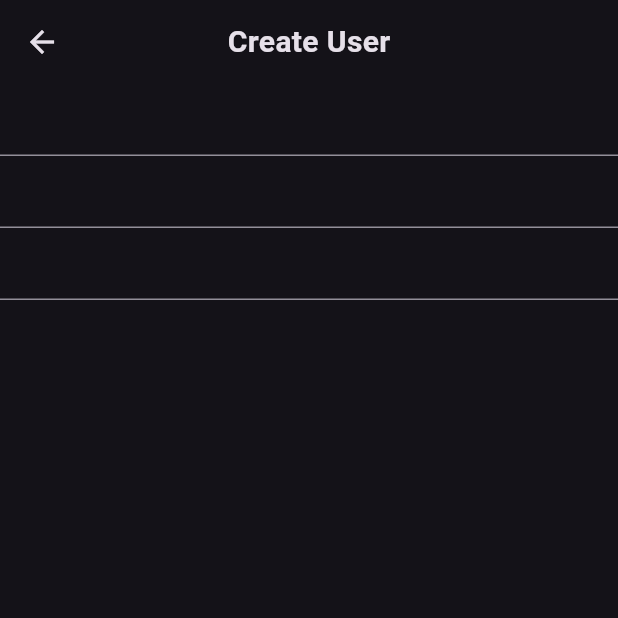
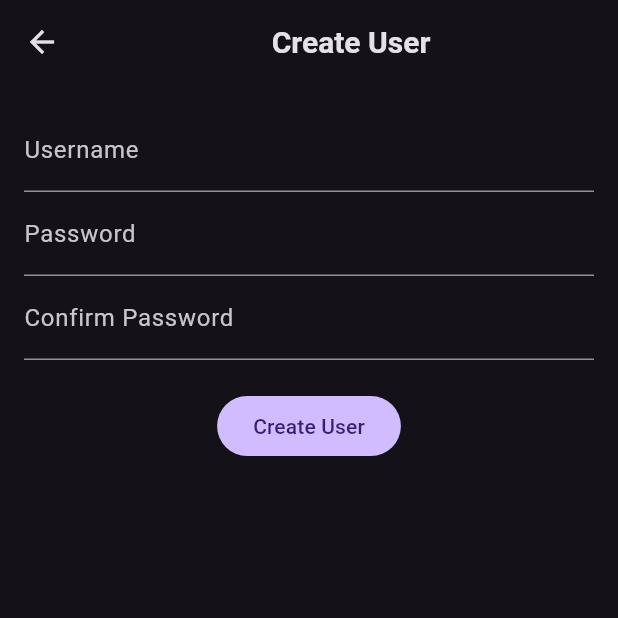
Before and after one commit to UnFuzed/TWWHDR-Leaderboards, a Flutter app: the screen it shows after launch, after a tap on the "account circle" icon, on a phone screen of 412 x 824 dp, the top half of it. Run offline on Flutter 3.47's test engine with Material 3 defaults, Android fonts, the phone set to English and light mode, and no system bars.

Commit message:
Basic user creation

```diff
--- a/front_end/twwhdr_leaderboard/lib/models/user.dart
+++ b/front_end/twwhdr_leaderboard/lib/models/user.dart
@@ -1,8 +1,33 @@
 import 'package:twwhdr_leaderboard/models/emuns/user_role.dart';
 
 class User {
-  late int userId;
-  late String userName;
-  late String password;
-  late UserRole role;
+  final int? userId;
+  final String userName;
+  final String password;
+  final UserRole role;
+
+  User({
+    this.userId,
+    required this.userName,
+    required this.password,
+    required this.role
+  });
+
+  factory User.fromJson(Map<String, dynamic> json) {
+    return User
+    (
+      userId: json['userId'],
+      userName: json['user_name'],
+      password: json['password'],
+      role: json['role']
+    );
+  }
+
+  Map<String, dynamic> toJson() {
+    return {
+      'user_name' : userName,
+      'password' : password,
+      'role' : role.name
+    };
+  }
 }
--- a/front_end/twwhdr_leaderboard/lib/pages/home_page.dart
+++ b/front_end/twwhdr_leaderboard/lib/pages/home_page.dart
@@ -1,46 +1,91 @@
 import 'package:flutter/material.dart';
 import 'package:twwhdr_leaderboard/routes.dart' as routes;
 
-class HomePage extends StatelessWidget {
+class HomePage extends StatefulWidget {
   const HomePage({super.key});
 
   @override
+  State<HomePage> createState() => _HomePageState();
+}
+
+class _HomePageState extends State<HomePage> {
+  int? _selectedWeek;
+
+  @override
   Widget build(BuildContext context) {
-    return Scaffold
-    (
-      appBar: AppBar
-      (
-        flexibleSpace: Center
-        (
-          child: Text
-          (
+    return Scaffold(
+      appBar: AppBar(
+        flexibleSpace: Center(
+          child: Text(
             'The Wind Waker HD Randomizer Leaderboards',
-            style: TextStyle
-            (
+            style: TextStyle(
               fontSize: 40,
-              fontWeight: FontWeight.bold
+              fontWeight: FontWeight.bold,
             ),
           ),
         ),
-        actions:
-        [
-          Text('Not Logged in'),
-          IconButton
-          (
+        actions: [
+          const Text('Not Logged in'),
+          IconButton(
             onPressed: () {
               Navigator.pushNamed(context, routes.createUserPage);
             },
-            icon: Icon(Icons.account_circle_rounded))
+            icon: const Icon(
+              Icons.account_circle_rounded,
+              color: Colors.white,
+            ),
+          )
         ],
       ),
-      body: Row
-      (
-        children:
-        [
-          // TextButton(onPressed: () {}, child: Text('Create Week')),
-          // TextButton(onPressed: () {}, child: Text('Test Button')),
-          // TextButton(onPressed: () {}, child: Text('Submit Record')),
-        ],
+      body: Padding(
+        padding: const EdgeInsets.all(16.0),
+        child: Column(
+          children: [
+            // Week selection dropdown
+            DropdownButtonFormField<int>(
+              value: _selectedWeek,
+              decoration: const InputDecoration(
+                labelText: 'Select Week',
+              ),
+              items: List.generate(10, (index) {
+                return DropdownMenuItem<int>(
+                  value: index + 1,
+                  child: Text('Week ${index + 1}'),
+                );
+              }),
+              onChanged: (value) {
+                setState(() {
+                  _selectedWeek = value;
+                });
+              },
+              validator: (value) {
+                if (value == null) {
+                  return 'Please select a week';
+                }
+                return null;
+              },
+            ),
+            const SizedBox(height: 20),
+            // Additional buttons (optional)
+            Row(
+              children: [
+                TextButton(
+                  onPressed: () {
+                    // Handle Create Week action
+                  },
+                  child: const Text('Create Week'),
+                ),
+                const SizedBox(width: 8),
+                TextButton(
+                  onPressed: () {
+                    // Handle Submit Record action
+                  },
+                  child: const Text('Submit Record'),
+                ),
+              ],
+            ),
+          ],
+        ),
       ),
     );
   }
--- a/front_end/twwhdr_leaderboard/lib/pages/user/create_user_page.dart
+++ b/front_end/twwhdr_leaderboard/lib/pages/user/create_user_page.dart
@@ -1,4 +1,7 @@
 import 'package:flutter/material.dart';
+import 'package:twwhdr_leaderboard/models/emuns/user_role.dart';
+import 'package:twwhdr_leaderboard/models/user.dart';
+import 'package:twwhdr_leaderboard/services/user_service.dart';
 
 class CreateUserPage extends StatefulWidget {
   const CreateUserPage({super.key});
@@ -8,57 +11,101 @@ class CreateUserPage extends StatefulWidget {
 }
 
 class _CreateUserPageState extends State<CreateUserPage> {
-
   final TextEditingController _usernameController = TextEditingController();
   final TextEditingController _passwordController = TextEditingController();
-  final TextEditingController _comfirmPasswordController = TextEditingController();
+  final TextEditingController _confirmPasswordController = TextEditingController();
+
+  final GlobalKey<FormState> _formKey = GlobalKey<FormState>();
 
   @override
   void dispose() {
     _usernameController.dispose();
     _passwordController.dispose();
-    _comfirmPasswordController.dispose();
+    _confirmPasswordController.dispose();
     super.dispose();
   }
 
   @override
   Widget build(BuildContext context) {
-    return Scaffold
-    (
-      appBar: AppBar
-      (
-        flexibleSpace: Center
-        (
-          child: Text
-          (
+    return Scaffold(
+      appBar: AppBar(
+        title: const Center(
+          child: Text(
             'Create User',
-            style: TextStyle
-            (
-              fontSize: 20,
-              fontWeight: FontWeight.bold
-            ),
+            style: TextStyle(fontSize: 20, fontWeight: FontWeight.bold),
           ),
         ),
       ),
-      body: Center
-      (
-        child: SizedBox(
-          child: Column
-          (
-            children:
-            [
-              TextFormField
-              (
+      body: Form(
+        key: _formKey,
+        child: SingleChildScrollView(
+          padding: const EdgeInsets.all(16),
+          child: Column(
+            children: [
+              TextFormField(
+                decoration: const InputDecoration(labelText: 'Username'),
                 controller: _usernameController,
+                validator: (value) {
+                  if (value == null || value.isEmpty) {
+                    return 'Username cannot be empty';
+                  }
+                  return null;
+                },
               ),
-              TextFormField
-              (
+              TextFormField(
+                decoration: const InputDecoration(labelText: 'Password'),
                 controller: _passwordController,
+                obscureText: true,
+                validator: (value) {
+                  if (value == null || value.isEmpty) {
+                    return 'Password cannot be empty';
+                  } else if (value.length < 6) {
+                    return 'Password must be at least 6 characters';
+                  }
+                  return null;
+                },
               ),
-              TextFormField
-              (
-                controller: _comfirmPasswordController,
-              )
+              TextFormField(
+                decoration: const InputDecoration(labelText: 'Confirm Password'),
+                controller: _confirmPasswordController,
+                obscureText: true,
+                validator: (value) {
+                  if (value != _passwordController.text) {
+                    return 'Passwords do not match';
+                  }
+                  return null;
+                },
+              ),
+              const SizedBox(height: 20),
+              FilledButton(
+                onPressed: () async {
+                  if (_formKey.currentState!.validate()) {
+                    final user = User(
+                      userName: _usernameController.text,
+                      password: _passwordController.text,
+                      role: UserRole.admin,
+                    );
+
+                    try {
+                      // await createUser(user);
+
+                      if (mounted) {
+                        ScaffoldMessenger.of(context).showSnackBar(
+                          const SnackBar(content: Text('User was created successfully! THIS IS A TEST MESSAGE')),
+                        );
+                        Navigator.pop(context, true);
+                      }
+                    } catch (e) {
+                      if (mounted) {
+                        ScaffoldMessenger.of(context).showSnackBar(
+                          SnackBar(content: Text('An error occurred when creating the user: $e')),
+                        );
+                      }
+                    }
+                  }
+                },
+                child: const Text('Create User'),
+              ),
             ],
           ),
         ),
--- a/front_end/twwhdr_leaderboard/lib/services/user_service.dart
+++ b/front_end/twwhdr_leaderboard/lib/services/user_service.dart
@@ -0,0 +1,29 @@
+import 'dart:convert';
+import 'package:http/http.dart' as http;
+import 'package:twwhdr_leaderboard/models/user.dart';
+
+const String apiBaseUrl = String.fromEnvironment('API_BASE_URL');
+
+Future<dynamic> createUser(User user) async {
+
+  try {
+    final response = await http.post
+    (
+      // Uri.parse('$apiBaseUrl/create_user'),
+      Uri.parse('http://127.0.0.1:5000/create_user'),
+      headers: {'Content-Type': 'application/json'},
+      body: jsonEncode(user.toJson())
+
+    );
+
+    if (response.statusCode != 201)
+    {
+      throw Exception('Failed to create user. Status Code: ${response.statusCode}, Response: ${response.body}');
+    }
+
+
+  }
+  catch (e) {
+    throw Exception('Error occured while creating the user: $e');
+  }
+}
--- a/front_end/twwhdr_leaderboard/pubspec.yaml
+++ b/front_end/twwhdr_leaderboard/pubspec.yaml
@@ -10,6 +10,7 @@ dependencies:
   flutter:
     sdk: flutter
   flutter_dotenv: ^5.2.1
+  http: ^1.4.0
 
 dev_dependencies:
   flutter_test:
```
Also changed, not shown: front_end/twwhdr_leaderboard/pubspec.lock.
